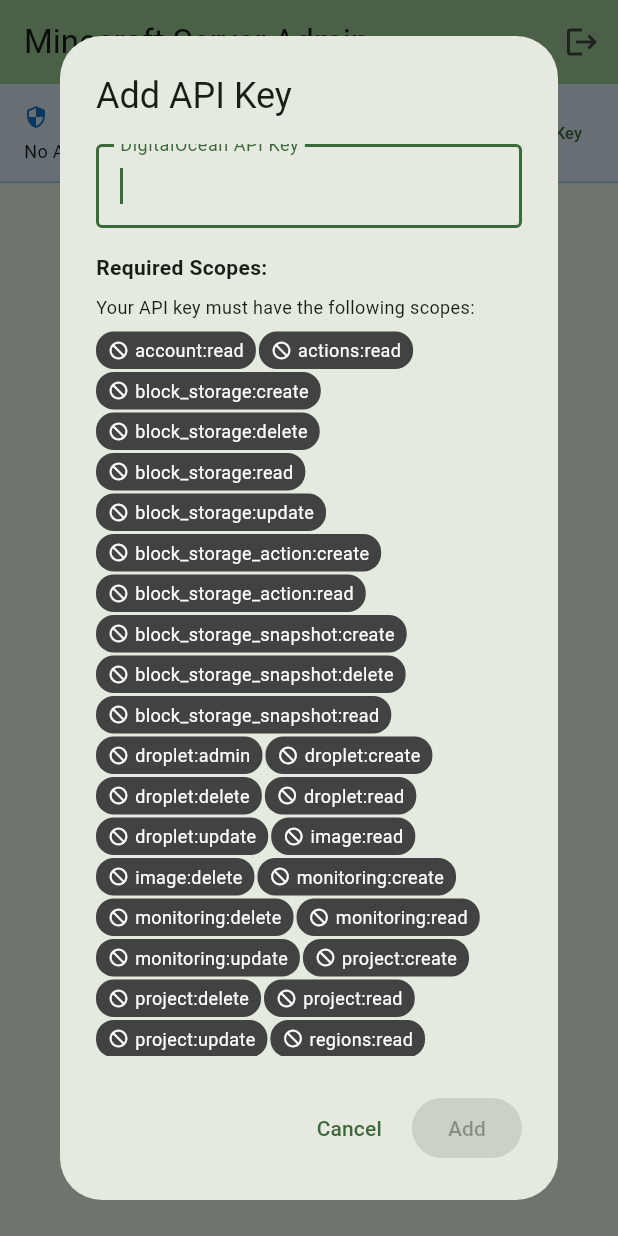
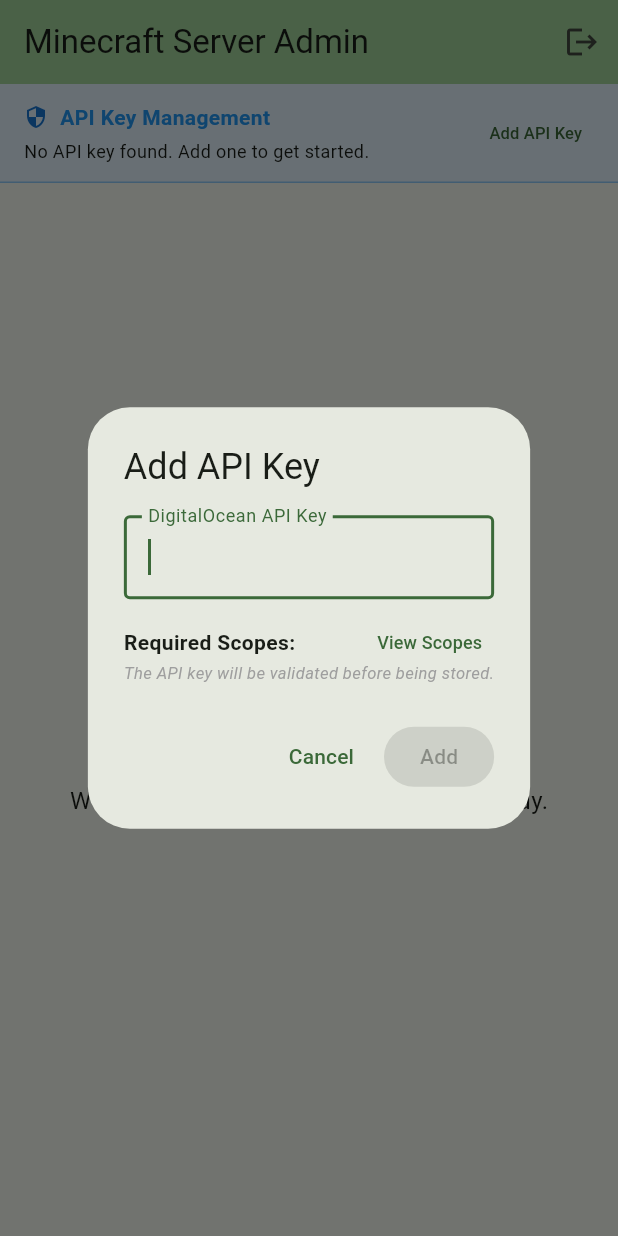
Before and after one commit to Screendead/minecraft-server-admin, a Flutter app: the screen it shows once a user with an empty profile is signed in, after a tap on "Add API Key", on a phone screen of 412 x 824 dp. Run offline on Flutter 3.47's test engine with Material 3 defaults, Android fonts, the phone set to English and light mode, and no system bars; our stand-ins replace cloud_firestore, firebase_auth, firebase_core, firebase_storage, flutter_secure_storage, local_auth and 1 more; missing offline and left inert: encrypt; accounts and stored records are empty.

Commit message:
feat: add collapsible permissions view in API key dialog
- Add toggle button to show/hide required scopes
- Fix horizontal overflow with compact button styling
- Use Expanded widget for proper text layout
- Shorten button text to 'View Scopes' to prevent overflow
- Add conditional rendering for permission chips

```diff
--- a/app/lib/widgets/api_key_input_dialog.dart
+++ b/app/lib/widgets/api_key_input_dialog.dart
@@ -19,6 +19,7 @@ class _ApiKeyInputDialogState extends State<ApiKeyInputDialog> {
   final TextEditingController _apiKeyController = TextEditingController();
   final List<String> _selectedScopes = [];
   bool _isButtonEnabled = false;
+  bool _showPermissions = false;
 
   static const List<String> _requiredScopes = [
     'account:read',
@@ -84,6 +85,12 @@ class _ApiKeyInputDialogState extends State<ApiKeyInputDialog> {
     });
   }
 
+  void _togglePermissions() {
+    setState(() {
+      _showPermissions = !_showPermissions;
+    });
+  }
+
   void _onScopeSelectionChanged(List<String> selectedScopes) {
     // Use WidgetsBinding to defer the setState until after the current build phase
     WidgetsBinding.instance.addPostFrameCallback((_) {
@@ -122,13 +129,33 @@ class _ApiKeyInputDialogState extends State<ApiKeyInputDialog> {
               obscureText: true,
             ),
             const SizedBox(height: 16),
-            const Text(
+            Row(
+              children: [
+                const Expanded(
+                  child: Text(
                     'Required Scopes:',
                     style: TextStyle(
                       fontWeight: FontWeight.bold,
                       fontSize: 14,
                     ),
                   ),
+                ),
+                TextButton(
+                  onPressed: _togglePermissions,
+                  style: TextButton.styleFrom(
+                    padding:
+                        const EdgeInsets.symmetric(horizontal: 8, vertical: 4),
+                    minimumSize: Size.zero,
+                    tapTargetSize: MaterialTapTargetSize.shrinkWrap,
+                  ),
+                  child: Text(
+                    _showPermissions ? 'Hide' : 'View Scopes',
+                    style: const TextStyle(fontSize: 12),
+                  ),
+                ),
+              ],
+            ),
+            if (_showPermissions) ...[
               const SizedBox(height: 8),
               const Text(
                 'Your API key must have the following scopes:',
@@ -140,6 +167,7 @@ class _ApiKeyInputDialogState extends State<ApiKeyInputDialog> {
                 onSelectionChanged: _onScopeSelectionChanged,
               ),
               const SizedBox(height: 8),
+            ],
             const Text(
               'The API key will be validated before being stored.',
               style: TextStyle(
```
Lines whose indentation alone changed are shown as unchanged.
